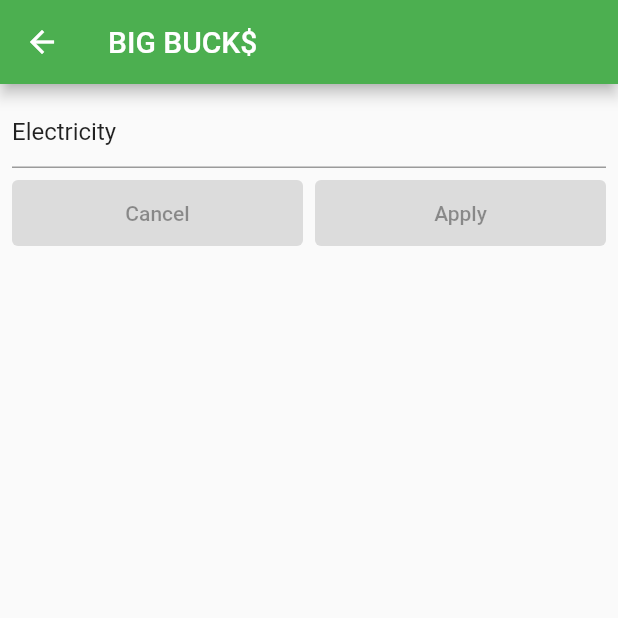
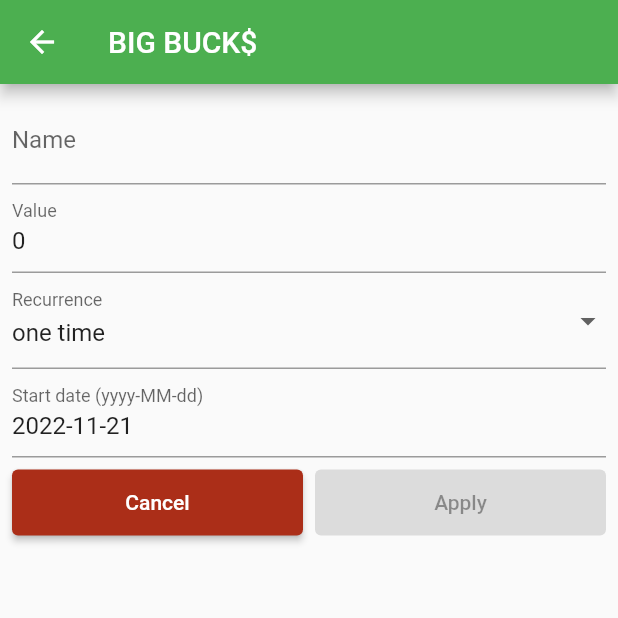
Before and after one commit to LechintanTudor/mobile-labs, a Flutter app: the EditExpensePage screen opened by its route, on a phone screen of 412 x 824 dp, the top half of it. Run offline on Flutter 3.47's test engine with Material 2 defaults, Android fonts, the light colour scheme and no system bars; our stand-ins replace equatable, flutter_bloc.

Commit message:
Implement edit expense form

```diff
--- a/big_bucks_app_non_native/lib/blocs/expenses/expenses_cubit.dart
+++ b/big_bucks_app_non_native/lib/blocs/expense_list/expenses_cubit.dart
@@ -1,14 +1,14 @@
-import 'package:big_bucks_app/blocs/expenses/expenses_state.dart';
+import 'package:big_bucks_app/blocs/expense_list/expenses_state.dart';
 import 'package:big_bucks_app/data/expense_repository.dart';
 import 'package:big_bucks_app/model/expense.dart';
 import 'package:flutter_bloc/flutter_bloc.dart';
 
-class ExpensesCubit extends Cubit<ExpensesState> {
+class ExpenseListCubit extends Cubit<ExpenseListState> {
   final ExpenseRepository _expenseRepository;
 
-  ExpensesCubit(ExpenseRepository expenseRepository)
+  ExpenseListCubit(ExpenseRepository expenseRepository)
       : _expenseRepository = expenseRepository,
-        super(const ExpensesState());
+        super(const ExpenseListState());
 
   void addExpense(Expense expense) {
     var newExpense = _expenseRepository.add(expense);
--- a/big_bucks_app_non_native/lib/blocs/expenses/expenses_state.dart
+++ b/big_bucks_app_non_native/lib/blocs/expense_list/expenses_state.dart
@@ -3,17 +3,17 @@ import 'package:equatable/equatable.dart';
 import 'package:flutter/foundation.dart';
 
 @immutable
-class ExpensesState extends Equatable {
+class ExpenseListState extends Equatable {
   final List<Expense> expenses;
   final int selectedExpenseId;
 
-  const ExpensesState({
+  const ExpenseListState({
     this.expenses = const <Expense>[],
-    this.selectedExpenseId = 1,
+    this.selectedExpenseId = 0,
   });
 
-  ExpensesState copyWith({List<Expense>? expenses, int? selectedExpenseId}) {
-    return ExpensesState(
+  ExpenseListState copyWith({List<Expense>? expenses, int? selectedExpenseId}) {
+    return ExpenseListState(
       expenses: expenses ?? this.expenses,
       selectedExpenseId: selectedExpenseId ?? this.selectedExpenseId,
     );
@@ -23,6 +23,12 @@ class ExpensesState extends Equatable {
   List<Object?> get props => [expenses, selectedExpenseId];
 
   Expense? findSelectedExpense() {
-    return expenses.firstWhere((expense) => expense.id == selectedExpenseId);
+    for (var expense in expenses) {
+      if (expense.id == selectedExpenseId) {
+        return expense;
+      }
+    }
+
+    return null;
   }
 }
--- a/big_bucks_app_non_native/lib/components/containers/edit_expense_form_container.dart
+++ b/big_bucks_app_non_native/lib/components/containers/edit_expense_form_container.dart
@@ -1,5 +1,5 @@
-import 'package:big_bucks_app/blocs/expenses/expenses_cubit.dart';
-import 'package:big_bucks_app/blocs/expenses/expenses_state.dart';
+import 'package:big_bucks_app/blocs/expense_list/expenses_cubit.dart';
+import 'package:big_bucks_app/blocs/expense_list/expenses_state.dart';
 import 'package:big_bucks_app/components/presentational/edit_expense_form.dart';
 import 'package:flutter/widgets.dart';
 import 'package:flutter_bloc/flutter_bloc.dart';
@@ -9,10 +9,18 @@ class EditExpenseFormContainer extends StatelessWidget {
 
   @override
   Widget build(BuildContext context) {
-    return BlocBuilder<ExpensesCubit, ExpensesState>(
+    return BlocBuilder<ExpenseListCubit, ExpenseListState>(
       builder: (context, state) {
-        var expense = state.findSelectedExpense()!;
-        return EditExpenseForm(expense: expense);
+        return EditExpenseForm(
+          expense: state.findSelectedExpense(),
+          onApplyPressed: (expense) {
+            Navigator.pop(context);
+            context.read<ExpenseListCubit>().updateExpense(expense);
+          },
+          onCancelPressed: () {
+            Navigator.pop(context);
+          },
+        );
       },
     );
   }
--- a/big_bucks_app_non_native/lib/components/containers/expense_list_container.dart
+++ b/big_bucks_app_non_native/lib/components/containers/expense_list_container.dart
@@ -1,5 +1,5 @@
-import 'package:big_bucks_app/blocs/expenses/expenses_cubit.dart';
-import 'package:big_bucks_app/blocs/expenses/expenses_state.dart';
+import 'package:big_bucks_app/blocs/expense_list/expenses_cubit.dart';
+import 'package:big_bucks_app/blocs/expense_list/expenses_state.dart';
 import 'package:big_bucks_app/components/presentational/expense_list.dart';
 import 'package:flutter/widgets.dart';
 import 'package:flutter_bloc/flutter_bloc.dart';
@@ -9,18 +9,18 @@ class ExpenseListContainer extends StatelessWidget {
 
   @override
   Widget build(BuildContext context) {
-    return BlocBuilder<ExpensesCubit, ExpensesState>(
+    return BlocBuilder<ExpenseListCubit, ExpenseListState>(
       builder: (context, state) {
-        var expensesCubit = context.read<ExpensesCubit>();
+        var expenseListCubit = context.read<ExpenseListCubit>();
 
         return ExpenseList(
           expenses: state.expenses,
           selectedExpenseId: state.selectedExpenseId,
           onCardPressed: (expenseId) {
-            expensesCubit.toggleSelectExpenseById(expenseId);
+            expenseListCubit.toggleSelectExpenseById(expenseId);
           },
           onEditPressed: (expenseId) {
-            expensesCubit.selectExpenseById(expenseId);
+            expenseListCubit.selectExpenseById(expenseId);
             Navigator.pushNamed(context, '/edit-expense');
           },
           onDeletePressed: (expenseId) {
--- a/big_bucks_app_non_native/lib/components/presentational/edit_expense_form.dart
+++ b/big_bucks_app_non_native/lib/components/presentational/edit_expense_form.dart
@@ -1,17 +1,78 @@
 import 'package:big_bucks_app/model/expense.dart';
+import 'package:big_bucks_app/model/recurrence.dart';
 import 'package:flutter/material.dart';
-import 'package:flutter/widgets.dart';
+import 'package:flutter/services.dart';
+import 'package:intl/intl.dart';
 
-class EditExpenseForm extends StatelessWidget {
-  final Expense _expense;
+class EditExpenseForm extends StatefulWidget {
+  final Expense? _expense;
+  final void Function(Expense expense)? _onApplyPressed;
+  final void Function()? _onCancelPressed;
 
   const EditExpenseForm({
     super.key,
-    required Expense expense,
-  }) : _expense = expense;
+    Expense? expense,
+    void Function(Expense expense)? onApplyPressed,
+    void Function()? onCancelPressed,
+  })  : _expense = expense,
+        _onApplyPressed = onApplyPressed,
+        _onCancelPressed = onCancelPressed;
+
+  @override
+  EditExpenseFormState createState() => EditExpenseFormState();
+}
+
+class EditExpenseFormState extends State<EditExpenseForm> {
+  late String _name;
+  late String _valueStr;
+  late Recurrence _recurrence;
+  late String _startDateStr;
+
+  @override
+  void initState() {
+    super.initState();
+
+    var expense = widget._expense;
+    var dateFormat = DateFormat('yyyy-MM-dd');
+
+    _name = expense?.name ?? '';
+    _valueStr = expense?.value.toString() ?? '0';
+    _recurrence = expense?.recurrence ?? Recurrence.oneTime;
+    _startDateStr = dateFormat.format(expense?.startDate ?? DateTime.now());
+  }
+
+  Expense? _getExpense() {
+    var name = _name.trim();
+
+    if (name.isEmpty) {
+      return null;
+    }
+
+    try {
+      var value = int.parse(_valueStr);
+
+      if (value <= 0) {
+        return null;
+      }
+
+      var startDate = DateFormat('yyyy-MM-dd').parse(_startDateStr);
+
+      return Expense(
+        id: widget._expense?.id ?? 0,
+        name: name,
+        value: value,
+        recurrence: _recurrence,
+        startDate: startDate,
+      );
+    } catch (error) {
+      return null;
+    }
+  }
 
   @override
   Widget build(BuildContext context) {
+    var expense = _getExpense();
+
     return Padding(
       padding: const EdgeInsets.all(8),
       child: Column(
@@ -20,9 +81,64 @@ class EditExpenseForm extends StatelessWidget {
             child: Column(
               children: [
                 TextFormField(
-                  initialValue: _expense.name,
+                  onChanged: (name) => setState(() {
+                    _name = name;
+                  }),
+                  initialValue: _name,
                   decoration: const InputDecoration(
-                    hintText: "Expense name:",
+                    labelText: 'Name',
+                  ),
+                ),
+                TextFormField(
+                  onChanged: (valueStr) => setState(() {
+                    _valueStr = valueStr;
+                  }),
+                  initialValue: _valueStr,
+                  decoration: const InputDecoration(
+                    labelText: 'Value',
+                  ),
+                  keyboardType: TextInputType.number,
+                  inputFormatters: [
+                    FilteringTextInputFormatter.digitsOnly,
+                  ],
+                ),
+                DropdownButtonFormField(
+                  onChanged: (recurrence) => setState(() {
+                    if (recurrence != null) {
+                      _recurrence = recurrence;
+                    }
+                  }),
+                  value: _recurrence,
+                  items: const <DropdownMenuItem<Recurrence>>[
+                    DropdownMenuItem(
+                      value: Recurrence.oneTime,
+                      child: Text('one time'),
+                    ),
+                    DropdownMenuItem(
+                      value: Recurrence.daily,
+                      child: Text('daily'),
+                    ),
+                    DropdownMenuItem(
+                      value: Recurrence.weeky,
+                      child: Text('weekly'),
+                    ),
+                    DropdownMenuItem(
+                      value: Recurrence.monthly,
+                      child: Text('monhtly'),
+                    ),
+                  ],
+                  decoration: const InputDecoration(
+                    labelText: 'Recurrence',
+                  ),
+                ),
+                TextFormField(
+                  onChanged: (startDateStr) => setState(() {
+                    _startDateStr = startDateStr;
+                  }),
+                  initialValue: _startDateStr,
+                  keyboardType: TextInputType.datetime,
+                  decoration: const InputDecoration(
+                    labelText: 'Start date (yyyy-MM-dd)',
                   ),
                 ),
               ],
@@ -38,22 +154,31 @@ class EditExpenseForm extends StatelessWidget {
             child: Row(
               mainAxisAlignment: MainAxisAlignment.spaceBetween,
               crossAxisAlignment: CrossAxisAlignment.stretch,
-              children: const <Widget>[
+              children: [
                 Expanded(
                   flex: 1,
                   child: ElevatedButton(
-                    onPressed: null,
-                    child: Text("Cancel"),
+                    onPressed: widget._onCancelPressed,
+                    style: ElevatedButton.styleFrom(
+                      backgroundColor: const Color.fromARGB(255, 171, 46, 24),
+                    ),
+                    child: const Text('Cancel'),
                   ),
                 ),
-                SizedBox(
+                const SizedBox(
                   width: 8,
                 ),
                 Expanded(
                   flex: 1,
                   child: ElevatedButton(
-                    onPressed: null,
-                    child: Text("Apply"),
+                    onPressed: expenseConsumer(
+                      widget._onApplyPressed,
+                      expense,
+                    ),
+                    style: ElevatedButton.styleFrom(
+                      backgroundColor: const Color.fromARGB(255, 25, 159, 25),
+                    ),
+                    child: const Text('Apply'),
                   ),
                 ),
               ],
@@ -64,3 +189,12 @@ class EditExpenseForm extends StatelessWidget {
     );
   }
 }
+
+void Function()? expenseConsumer(
+  void Function(Expense)? expenseConsumer,
+  Expense? expense,
+) {
+  return (expenseConsumer != null && expense != null)
+      ? () => expenseConsumer(expense)
+      : null;
+}
--- a/big_bucks_app_non_native/lib/main.dart
+++ b/big_bucks_app_non_native/lib/main.dart
@@ -1,4 +1,4 @@
-import 'package:big_bucks_app/blocs/expenses/expenses_cubit.dart';
+import 'package:big_bucks_app/blocs/expense_list/expenses_cubit.dart';
 import 'package:big_bucks_app/components/containers/expense_list_container.dart';
 import 'package:big_bucks_app/components/pages/edit_expense_page.dart';
 import 'package:big_bucks_app/components/pages/expense_list_page.dart';
@@ -31,7 +31,7 @@ class BigBucksApp extends StatelessWidget {
     _expenseRepository.add(Expense(
       name: "Groceries",
       value: 300,
-      recurrence: Recurrence.monthly,
+      recurrence: Recurrence.daily,
       startDate: DateTime.now(),
     ));
   }
@@ -40,7 +40,7 @@ class BigBucksApp extends StatelessWidget {
   Widget build(BuildContext context) {
     return BlocProvider(
       create: (context) {
-        return ExpensesCubit(_expenseRepository)..getAllExpenses();
+        return ExpenseListCubit(_expenseRepository)..getAllExpenses();
       },
       child: MaterialApp(
         title: 'BIG BUCK\$',
--- a/big_bucks_app_non_native/lib/model/recurrence.dart
+++ b/big_bucks_app_non_native/lib/model/recurrence.dart
@@ -1,3 +1,5 @@
+import 'package:equatable/equatable.dart';
+
 enum Recurrence {
   oneTime,
   daily,
```
